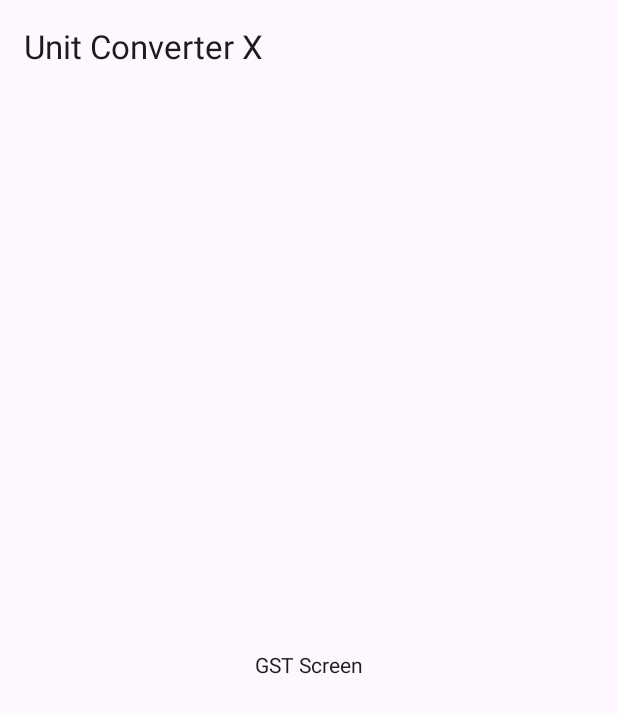
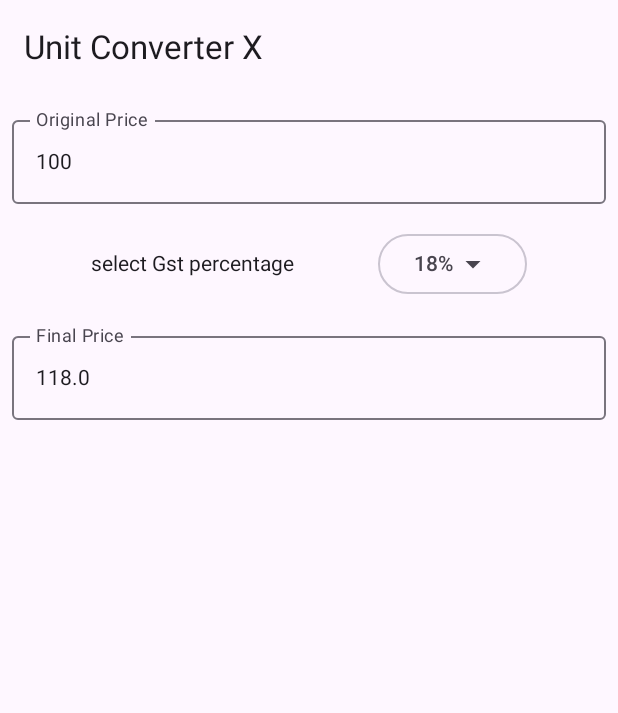
Before and after one commit to arghadasofficial/unit-converterx-android, an Android app built with Jetpack Compose: the screen it shows after launch (MainActivity), after a tap on "GST", on a phone screen of 412 x 824 dp. Shown: the top 713 px of the screen. Run offline under Robolectric (Android 15) with nearby library versions, the phone set to English and light mode, and no system bars; our stand-ins replace livedata-compose.

Commit message:
GST Converter updated

```diff
--- a/app/src/main/AndroidManifest.xml
+++ b/app/src/main/AndroidManifest.xml
@@ -15,7 +15,6 @@
         <activity
             android:name=".MainActivity"
             android:exported="true"
-            android:label="@string/app_name"
             android:theme="@style/Theme.UnitConverterX">
             <intent-filter>
                 <action android:name="android.intent.action.MAIN" />
--- a/app/src/main/java/com/scriptintech/unitconverterx/screens/GSTScreen.kt
+++ b/app/src/main/java/com/scriptintech/unitconverterx/screens/GSTScreen.kt
@@ -3,24 +3,129 @@ package com.scriptintech.unitconverterx.screens
 import androidx.compose.foundation.layout.Arrangement
 import androidx.compose.foundation.layout.Column
 import androidx.compose.foundation.layout.PaddingValues
+import androidx.compose.foundation.layout.Row
 import androidx.compose.foundation.layout.fillMaxSize
+import androidx.compose.foundation.layout.fillMaxWidth
 import androidx.compose.foundation.layout.padding
-import androidx.compose.material3.Button
+import androidx.compose.foundation.text.KeyboardOptions
+import androidx.compose.material.icons.Icons
+import androidx.compose.material.icons.filled.ArrowDropDown
+import androidx.compose.material3.DropdownMenu
+import androidx.compose.material3.DropdownMenuItem
+import androidx.compose.material3.Icon
+import androidx.compose.material3.OutlinedButton
+import androidx.compose.material3.OutlinedTextField
 import androidx.compose.material3.Text
 import androidx.compose.runtime.Composable
+import androidx.compose.runtime.getValue
+import androidx.compose.runtime.livedata.observeAsState
 import androidx.compose.ui.Alignment
 import androidx.compose.ui.Modifier
-import com.scriptintech.unitconverterx.navigations.Routes
+import androidx.compose.ui.text.input.KeyboardType
+import androidx.compose.ui.tooling.preview.Preview
+import androidx.compose.ui.unit.dp
 import com.scriptintech.unitconverterx.viewmodels.GstViewModel
-import com.scriptintech.unitconverterx.viewmodels.HomeViewModel
 
 @Composable
 fun GstScreen(viewModel: GstViewModel, paddingValues: PaddingValues) {
+    val originalPrice by viewModel.originalPrice.observeAsState(initial = "0")
+    val gst by viewModel.gst.observeAsState("3")
+    val finalPrice by viewModel.finalPrice.observeAsState("0")
+    val isDropDownExpanded by viewModel.gstDropDownExpanded.observeAsState(initial = false)
+
     Column(
-        modifier = Modifier.fillMaxSize().padding(paddingValues),
-        verticalArrangement = Arrangement.Center,
-        horizontalAlignment = Alignment.CenterHorizontally
+        modifier = Modifier
+            .fillMaxSize()
+            .padding(paddingValues),
     ) {
-        Text(text = "GST Screen")
+        GstUtil(
+            originalPrice,
+            gst,
+            finalPrice,
+            isDropDownExpanded,
+            onDropDownExpanded = { viewModel.onChangeDropDownValue(it) },
+            onDropDownSelectedValue = { viewModel.onChangeGstValue(it) },
+            onOriginalPriceUpdate = { viewModel.onChangeOrigialPrice(it) },
+        )
     }
 }
+
+@Composable
+private fun GstUtil(
+    originalPrice: String,
+    gst: String,
+    finalPrice: String,
+    isDropDownExpanded: Boolean,
+    onDropDownExpanded: (Boolean) -> Unit,
+    onDropDownSelectedValue: (String) -> Unit,
+    onOriginalPriceUpdate: (String) -> Unit,
+) {
+    Column() {
+        OutlinedTextField(modifier = Modifier
+            .fillMaxWidth()
+            .padding(8.dp),
+            keyboardOptions = KeyboardOptions(keyboardType = KeyboardType.Number),
+            label = { Text(text = "Original Price") },
+            value = originalPrice,
+            onValueChange = { onOriginalPriceUpdate(it) })
+
+        Row(
+            modifier = Modifier
+                .fillMaxWidth()
+                .padding(8.dp),
+            verticalAlignment = Alignment.CenterVertically,
+            horizontalArrangement = Arrangement.SpaceEvenly
+        ) {
+            Text(text = "select Gst percentage ")
+            Column {
+                GstDropDown(gst = gst,
+                    isDropDownExpanded = isDropDownExpanded,
+                    onDropDownExpanded = { onDropDownExpanded(it) },
+                    onDropDownSelectedValue = { onDropDownSelectedValue(it) })
+            }
+        }
+
+        OutlinedTextField(modifier = Modifier
+            .fillMaxWidth()
+            .padding(8.dp),
+            keyboardOptions = KeyboardOptions(keyboardType = KeyboardType.Number),
+            label = { Text(text = "Final Price") },
+            value = finalPrice,
+            onValueChange = { })
+    }
+}
+
+@Composable
+private fun GstDropDown(
+    gst: String,
+    isDropDownExpanded: Boolean,
+    onDropDownExpanded: (Boolean) -> Unit,
+    onDropDownSelectedValue: (String) -> Unit
+) {
+    OutlinedButton(onClick = { onDropDownExpanded(true) }) {
+        Text(text = "${gst}%")
+        Icon(Icons.Default.ArrowDropDown, contentDescription = null)
+    }
+    DropdownMenu(expanded = isDropDownExpanded, onDismissRequest = { onDropDownExpanded(false) }) {
+        DropdownMenuItem(text = { Text(text = "3%") }, onClick = {
+            onDropDownExpanded(false)
+            onDropDownSelectedValue("3")
+        })
+        DropdownMenuItem(text = { Text(text = "5%") }, onClick = {
+            onDropDownExpanded(false)
+            onDropDownSelectedValue("5")
+        })
+        DropdownMenuItem(text = { Text(text = "12%") }, onClick = {
+            onDropDownExpanded(false)
+            onDropDownSelectedValue("12")
+        })
+        DropdownMenuItem(text = { Text(text = "18%") }, onClick = {
+            onDropDownExpanded(false)
+            onDropDownSelectedValue("18")
+        })
+        DropdownMenuItem(text = { Text(text = "28%") }, onClick = {
+            onDropDownExpanded(false)
+            onDropDownSelectedValue("28")
+        })
+    }
+}
--- a/app/src/main/java/com/scriptintech/unitconverterx/viewmodels/GstViewModel.kt
+++ b/app/src/main/java/com/scriptintech/unitconverterx/viewmodels/GstViewModel.kt
@@ -1,6 +1,46 @@
 package com.scriptintech.unitconverterx.viewmodels
 
+import androidx.lifecycle.LiveData
+import androidx.lifecycle.MutableLiveData
 import androidx.lifecycle.ViewModel
+class GstViewModel : ViewModel() {
 
-class GstViewModel : ViewModel(){
+    private val _originalPrice = MutableLiveData<String>("100")
+    val originalPrice : LiveData<String> = _originalPrice
+
+    private val _gst = MutableLiveData<String>("18")
+    val gst : LiveData<String> = _gst
+
+    private val _finalPrice = MutableLiveData<String>()
+    val finalPrice : LiveData<String> = _finalPrice
+
+    private val _gstDropDown = MutableLiveData<Boolean>()
+    val gstDropDownExpanded : LiveData<Boolean> = _gstDropDown
+
+    init {
+        calculateGst()
+    }
+
+    fun onChangeDropDownValue(newValue: Boolean) {
+        _gstDropDown.value = newValue
+        calculateGst()
+    }
+
+    fun onChangeGstValue(newValue: String) {
+        _gst.value = newValue
+        calculateGst()
+    }
+
+    fun onChangeOrigialPrice(newValue: String) {
+        _originalPrice.value = newValue
+        calculateGst()
+    }
+
+    private fun calculateGst() {
+        val originalPriceValue = _originalPrice.value?.toDoubleOrNull() ?: return
+        val gstValue = _gst.value?.toDoubleOrNull() ?: return
+
+        val finalPriceValue = originalPriceValue * (1 + gstValue / 100)
+        _finalPrice.value = finalPriceValue.toString()
+    }
 }
```
